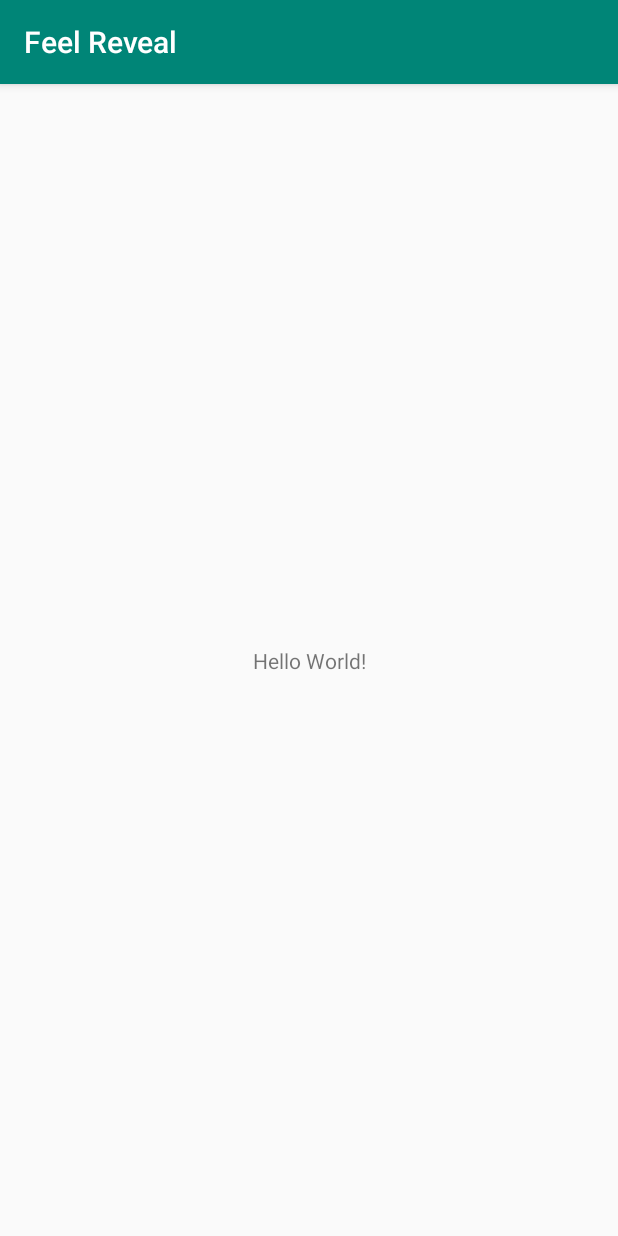
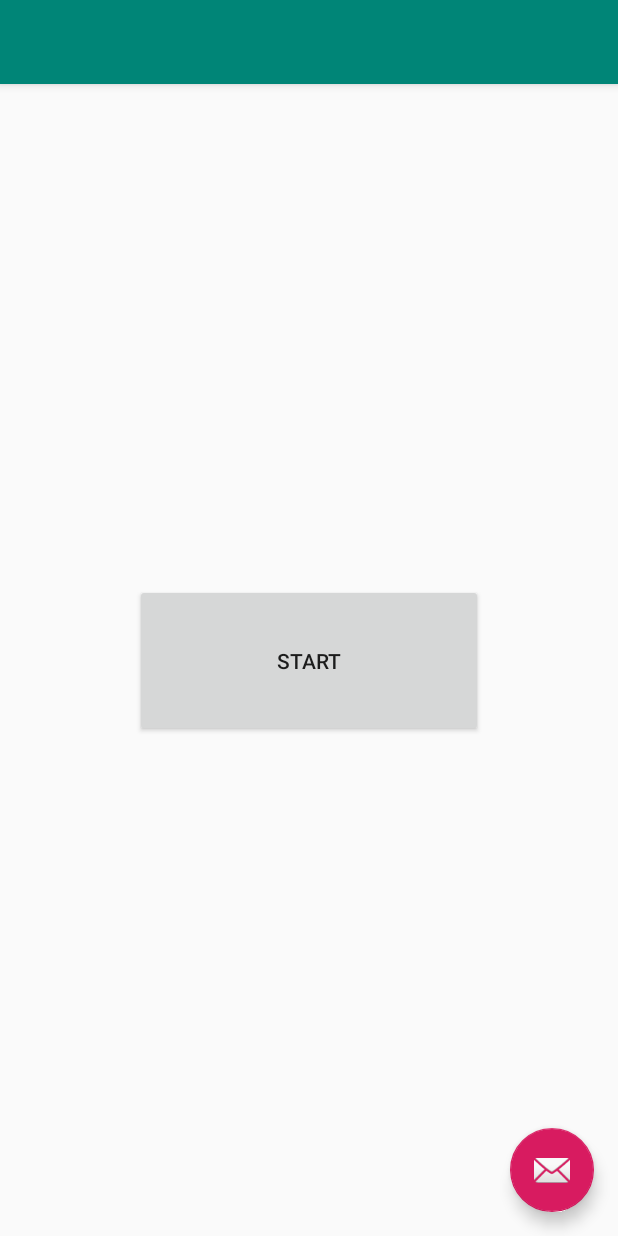
Before and after one commit to hacker-alliance/FeelReveal, an Android app: the screen it shows after launch (MainActivity before the commit, MainPage after it), on a phone screen of 412 x 824 dp. Run offline under Robolectric (Android 15) with nearby library versions, the light colour scheme and no system bars.

Commit message:
Create starting button

```diff
--- a/app/build.gradle
+++ b/app/build.gradle
@@ -23,6 +23,7 @@
     implementation fileTree(dir: 'libs', include: ['*.jar'])
     implementation 'androidx.appcompat:appcompat:1.1.0'
     implementation 'androidx.constraintlayout:constraintlayout:1.1.3'
+    implementation 'com.google.android.material:material:1.0.0'
     testImplementation 'junit:junit:4.12'
     androidTestImplementation 'androidx.test.ext:junit:1.1.1'
     androidTestImplementation 'androidx.test.espresso:espresso-core:3.2.0'
--- a/app/src/main/AndroidManifest.xml
+++ b/app/src/main/AndroidManifest.xml
@@ -9,12 +9,18 @@
         android:roundIcon="@mipmap/ic_launcher_round"
         android:supportsRtl="true"
         android:theme="@style/AppTheme">
+        <activity
+            android:name=".MainPage"
+            android:label="@string/title_activity_main_page"
+
+            android:theme="@style/AppTheme.NoActionBar"><intent-filter>
+            <action android:name="android.intent.action.MAIN" />
+
+            <category android:name="android.intent.category.LAUNCHER" />
+        </intent-filter>
+        </activity>
         <activity android:name=".MainActivity">
-            <intent-filter>
-                <action android:name="android.intent.action.MAIN" />
 
-                <category android:name="android.intent.category.LAUNCHER" />
-            </intent-filter>
         </activity>
     </application>
 
--- /dev/null
+++ b/app/src/main/java/com/hackeralliance/feelreveal/MainPage.java
@@ -0,0 +1,37 @@
+package com.hackeralliance.feelreveal;
+
+import android.os.Bundle;
+import android.widget.Button;
+import android.widget.EditText;
+import com.google.android.material.floatingactionbutton.FloatingActionButton;
+import com.google.android.material.snackbar.Snackbar;
+
+import androidx.appcompat.app.AppCompatActivity;
+import androidx.appcompat.widget.Toolbar;
+
+import android.view.View;
+
+public class MainPage extends AppCompatActivity {
+
+    @Override
+    protected void onCreate(Bundle savedInstanceState) {
+        super.onCreate(savedInstanceState);
+        setContentView(R.layout.activity_main_page);
+
+    }
+
+    public void launchActivity(View view){
+
+        int id = view.getId();
+        Button button = (Button) findViewById(R.id.button);
+        if(button.getText().equals("Start"))
+        {
+            button.setText("Stop");
+        }
+        else if (button.getText().equals("Stop"))
+        {
+            button.setText("Start");
+        }
+
+    }
+}
--- /dev/null
+++ b/app/src/main/res/layout/activity_main_page.xml
@@ -0,0 +1,33 @@
+<?xml version="1.0" encoding="utf-8"?>
+<androidx.coordinatorlayout.widget.CoordinatorLayout xmlns:android="http://schemas.android.com/apk/res/android"
+    xmlns:app="http://schemas.android.com/apk/res-auto"
+    xmlns:tools="http://schemas.android.com/tools"
+    android:layout_width="match_parent"
+    android:layout_height="match_parent"
+    tools:context=".MainPage">
+
+    <com.google.android.material.appbar.AppBarLayout
+        android:layout_width="match_parent"
+        android:layout_height="wrap_content"
+        android:theme="@style/AppTheme.AppBarOverlay">
+
+        <androidx.appcompat.widget.Toolbar
+            android:id="@+id/toolbar"
+            android:layout_width="match_parent"
+            android:layout_height="?attr/actionBarSize"
+            android:background="?attr/colorPrimary"
+            app:popupTheme="@style/AppTheme.PopupOverlay" />
+
+    </com.google.android.material.appbar.AppBarLayout>
+
+    <include layout="@layout/content_main_page" />
+
+    <com.google.android.material.floatingactionbutton.FloatingActionButton
+        android:id="@+id/fab"
+        android:layout_width="wrap_content"
+        android:layout_height="wrap_content"
+        android:layout_gravity="bottom|end"
+        android:layout_margin="@dimen/fab_margin"
+        app:srcCompat="@android:drawable/ic_dialog_email" />
+
+</androidx.coordinatorlayout.widget.CoordinatorLayout>
--- /dev/null
+++ b/app/src/main/res/layout/content_main_page.xml
@@ -0,0 +1,21 @@
+<?xml version="1.0" encoding="utf-8"?>
+<androidx.constraintlayout.widget.ConstraintLayout xmlns:android="http://schemas.android.com/apk/res/android"
+    xmlns:app="http://schemas.android.com/apk/res-auto"
+    xmlns:tools="http://schemas.android.com/tools"
+    android:layout_width="match_parent"
+    android:layout_height="match_parent"
+    app:layout_behavior="@string/appbar_scrolling_view_behavior"
+    tools:context=".MainPage"
+    tools:showIn="@layout/activity_main_page">
+
+    <Button
+        android:id="@+id/button"
+        android:layout_width="232dp"
+        android:layout_height="102dp"
+        android:text="Start"
+        android:onClick="launchActivity"
+        app:layout_constraintBottom_toBottomOf="parent"
+        app:layout_constraintEnd_toEndOf="parent"
+        app:layout_constraintStart_toStartOf="parent"
+        app:layout_constraintTop_toTopOf="parent" />
+</androidx.constraintlayout.widget.ConstraintLayout>
--- /dev/null
+++ b/app/src/main/res/values/dimens.xml
@@ -0,0 +1,3 @@
+<resources>
+    <dimen name="fab_margin">16dp</dimen>
+</resources>
--- a/app/src/main/res/values/strings.xml
+++ b/app/src/main/res/values/strings.xml
@@ -1,3 +1,4 @@
 <resources>
     <string name="app_name">Feel Reveal</string>
+    <string name="title_activity_main_page">MainPage</string>
 </resources>
--- a/app/src/main/res/values/styles.xml
+++ b/app/src/main/res/values/styles.xml
@@ -8,4 +8,13 @@
         <item name="colorAccent">@color/colorAccent</item>
     </style>
 
+    <style name="AppTheme.NoActionBar">
+        <item name="windowActionBar">false</item>
+        <item name="windowNoTitle">true</item>
+    </style>
+
+    <style name="AppTheme.AppBarOverlay" parent="ThemeOverlay.AppCompat.Dark.ActionBar" />
+
+    <style name="AppTheme.PopupOverlay" parent="ThemeOverlay.AppCompat.Light" />
+
 </resources>
```
